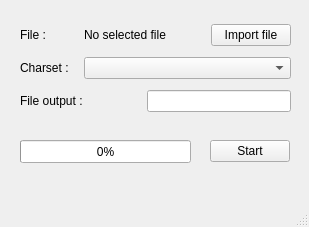
The window that mainwindow.ui (leger50/SubtitlesConverter) describes before a commit, drawn with Qt 5.
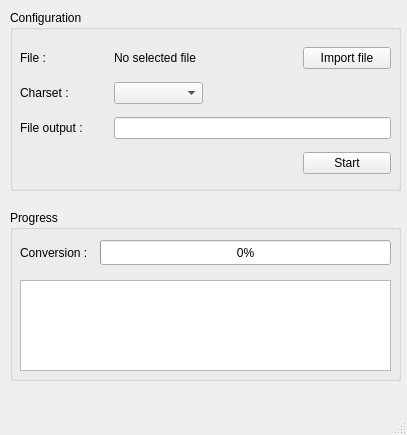
The same window after the commit.

Diff of the .ui file:
```diff
--- a/mainwindow.ui
+++ b/mainwindow.ui
@@ -6,64 +6,36 @@
    <rect>
     <x>0</x>
     <y>0</y>
-    <width>309</width>
-    <height>227</height>
+    <width>407</width>
+    <height>435</height>
    </rect>
   </property>
   <property name="windowTitle">
    <string>MainWindow</string>
   </property>
   <widget class="QWidget" name="centralwidget">
-   <widget class="QPushButton" name="btn_startConvert">
+   <widget class="QGroupBox" name="box_configuration">
     <property name="geometry">
      <rect>
-      <x>210</x>
-      <y>140</y>
-      <width>80</width>
-      <height>22</height>
+      <x>10</x>
+      <y>10</y>
+      <width>391</width>
+      <height>181</height>
      </rect>
     </property>
-    <property name="text">
-     <string>Start</string>
+    <property name="title">
+     <string>Configuration</string>
     </property>
-   </widget>
-   <widget class="QProgressBar" name="bar_statusConversion">
-    <property name="geometry">
-     <rect>
-      <x>20</x>
-      <y>140</y>
-      <width>171</width>
-      <height>23</height>
-     </rect>
-    </property>
-    <property name="value">
-     <number>0</number>
-    </property>
-   </widget>
    <widget class="QWidget" name="">
     <property name="geometry">
      <rect>
-      <x>20</x>
-      <y>19</y>
-      <width>271</width>
-      <height>101</height>
-     </rect>
-    </property>
-    <layout class="QGridLayout" name="layout_configuration">
-     <item row="0" column="0">
-      <widget class="QLabel" name="label_titleFileImport">
-       <property name="text">
-        <string>File :</string>
-       </property>
-      </widget>
-     </item>
-     <item row="0" column="1" colspan="2">
-      <widget class="QLabel" name="label_valueFileImport">
-       <property name="text">
-        <string>No selected file</string>
-       </property>
-      </widget>
-     </item>
+       <x>10</x>
+       <y>30</y>
+       <width>371</width>
+       <height>141</height>
+      </rect>
+     </property>
+     <layout class="QGridLayout" name="gridLayout">
      <item row="0" column="3">
       <widget class="QPushButton" name="btn_importFile">
        <property name="text">
@@ -71,6 +43,13 @@
        </property>
       </widget>
      </item>
+      <item row="0" column="0">
+       <widget class="QLabel" name="label_titleFileImport">
+        <property name="text">
+         <string>File :</string>
+        </property>
+       </widget>
+      </item>
      <item row="1" column="0">
       <widget class="QLabel" name="label_titleCharset">
        <property name="text">
@@ -78,22 +57,86 @@
        </property>
       </widget>
      </item>
-     <item row="1" column="1" colspan="3">
-      <widget class="QComboBox" name="box_valueCharset"/>
-     </item>
-     <item row="2" column="0" colspan="2">
+      <item row="2" column="0">
       <widget class="QLabel" name="label_titleGeneratedFile">
        <property name="text">
         <string>File output :</string>
        </property>
       </widget>
      </item>
-     <item row="2" column="2" colspan="2">
+      <item row="0" column="1" colspan="2">
+       <widget class="QLabel" name="label_valueFileImport">
+        <property name="text">
+         <string>No selected file</string>
+        </property>
+       </widget>
+      </item>
+      <item row="2" column="1" colspan="3">
       <widget class="QLineEdit" name="edit_nameFileOutput"/>
      </item>
+      <item row="1" column="1">
+       <widget class="QComboBox" name="box_valueCharset"/>
+      </item>
+      <item row="3" column="3">
+       <widget class="QPushButton" name="btn_startConvert">
+        <property name="text">
+         <string>Start</string>
+        </property>
+       </widget>
+      </item>
     </layout>
    </widget>
   </widget>
+   <widget class="QGroupBox" name="box_progress">
+    <property name="geometry">
+     <rect>
+      <x>10</x>
+      <y>210</y>
+      <width>391</width>
+      <height>171</height>
+     </rect>
+    </property>
+    <property name="title">
+     <string>Progress</string>
+    </property>
+    <widget class="QProgressBar" name="bar_statusConversion">
+     <property name="geometry">
+      <rect>
+       <x>90</x>
+       <y>30</y>
+       <width>291</width>
+       <height>25</height>
+      </rect>
+     </property>
+     <property name="value">
+      <number>0</number>
+     </property>
+    </widget>
+    <widget class="QPlainTextEdit" name="text_messageConversion">
+     <property name="geometry">
+      <rect>
+       <x>10</x>
+       <y>70</y>
+       <width>371</width>
+       <height>91</height>
+      </rect>
+     </property>
+    </widget>
+    <widget class="QLabel" name="label_statusConversion">
+     <property name="geometry">
+      <rect>
+       <x>10</x>
+       <y>30</y>
+       <width>71</width>
+       <height>25</height>
+      </rect>
+     </property>
+     <property name="text">
+      <string>Conversion :</string>
+     </property>
+    </widget>
+   </widget>
+  </widget>
   <widget class="QMenuBar" name="menubar">
    <property name="geometry">
     <rect>
```
Left out of the diff: 4 changed lines with no effect on the pictures. Lines whose indentation alone changed are shown as unchanged.
